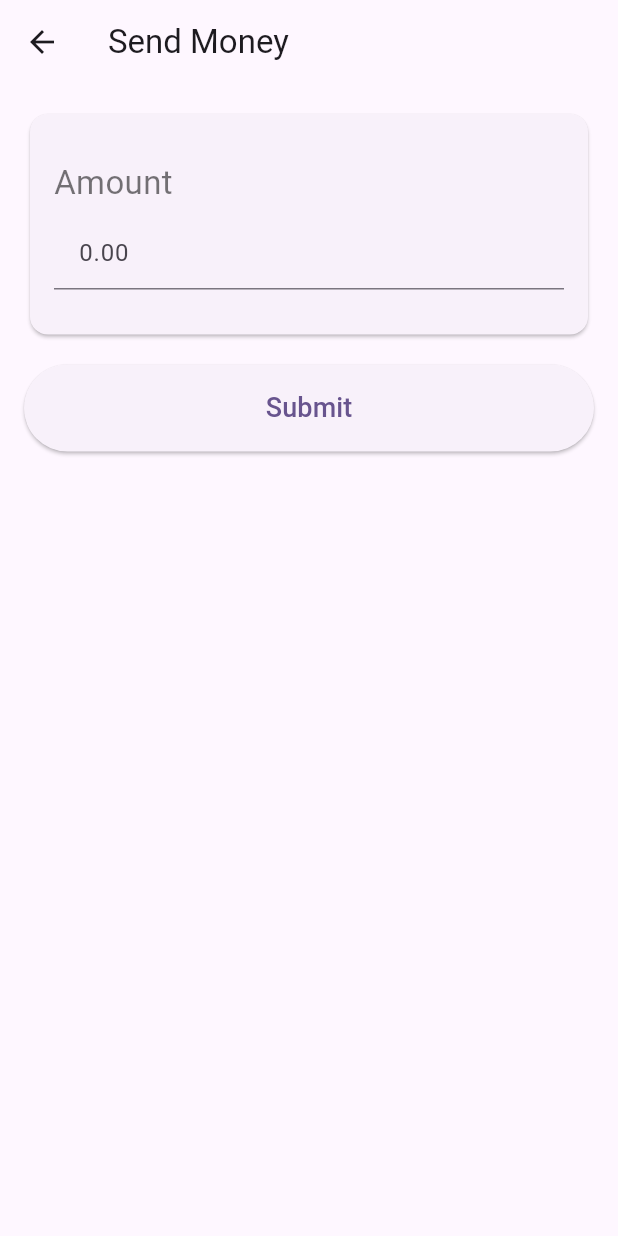
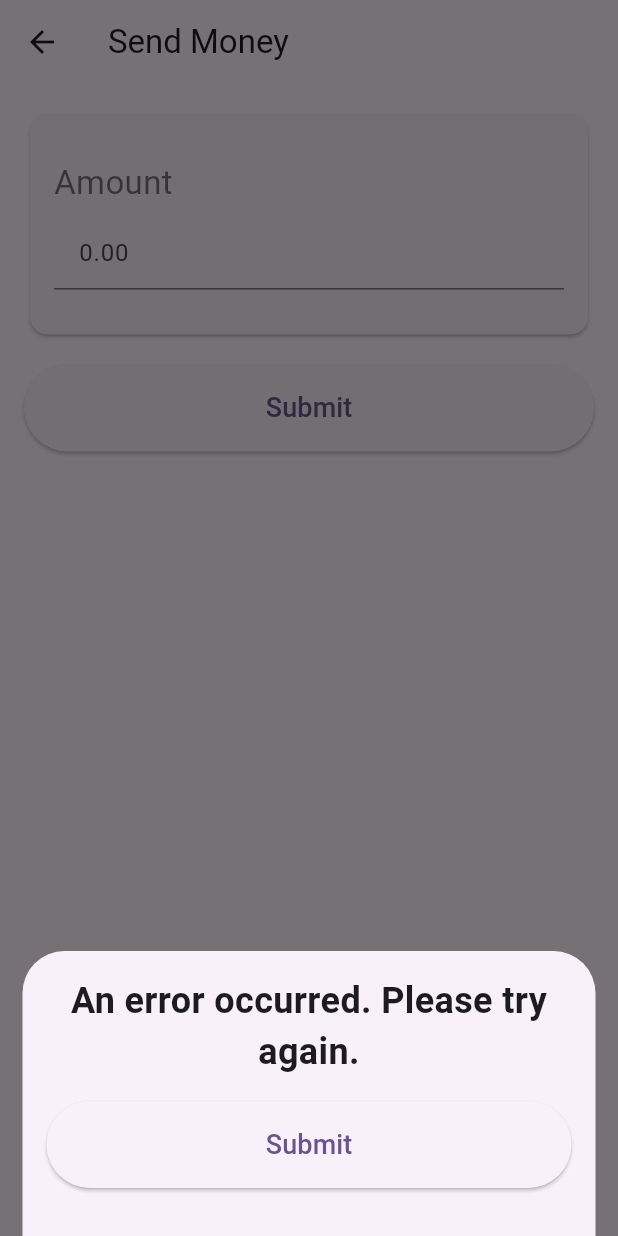
Before and after one commit to mengmengmengmeng/moneymoneymoney, a Flutter app: the SendMoneyScreen screen opened directly, after a tap on "Submit", on a phone screen of 412 x 824 dp. Run offline on Flutter 3.47's test engine with Material 3 defaults, Android fonts, the phone set to English and light mode, and no system bars.

```diff
--- a/lib/send_money_screen.dart
+++ b/lib/send_money_screen.dart
@@ -89,9 +89,50 @@ class _SendMoneyScreenState extends State<SendMoneyScreen> {
   void _submitAmount() {
     final amount = double.tryParse(_amountController.text);
     if (amount != null && amount > 0) {
-      debugPrint('ASDASDASDASD $amount');
+      _showResultBottomSheet(true);
     } else {
-      debugPrint('ASDASDASDASD $amount');
+      _showResultBottomSheet(false);
     }
   }
+
+  void _showResultBottomSheet(bool isSuccess) {
+    showModalBottomSheet(
+      context: context,
+      constraints: BoxConstraints(
+        maxWidth: MediaQuery.of(context).size.width - 30,
+      ),
+      builder: (context) {
+        return Container(
+          padding: const EdgeInsets.all(16.0),
+          child: Column(
+            mainAxisSize: MainAxisSize.min,
+            crossAxisAlignment: CrossAxisAlignment.stretch,
+            children: [
+              Text(
+                isSuccess
+                    ? 'Your transaction was successful'
+                    : 'An error occurred. Please try again.',
+                style: TextStyle(fontSize: 24, fontWeight: FontWeight.bold),
+                textAlign: TextAlign.center,
+              ),
+              const SizedBox(height: 16.0),
+              ElevatedButton(
+                style: ElevatedButton.styleFrom(
+                  padding: const EdgeInsets.symmetric(vertical: 16),
+                ),
+                onPressed: () {
+                  Navigator.of(context).pop();
+                  if (isSuccess) {
+                    Navigator.of(context).pop();
+                  }
+                },
+                child: const Text('Submit', style: TextStyle(fontSize: 18)),
+              ),
+              SizedBox(height: 16.0),
+            ],
+          ),
+        );
+      },
+    );
+  }
 }
```
